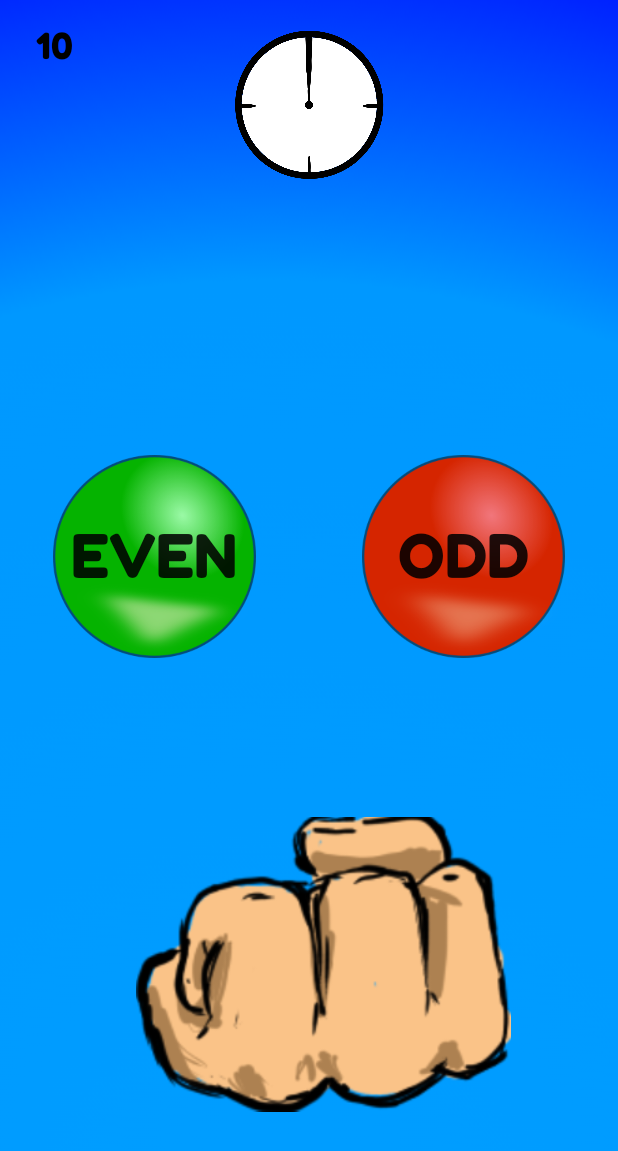
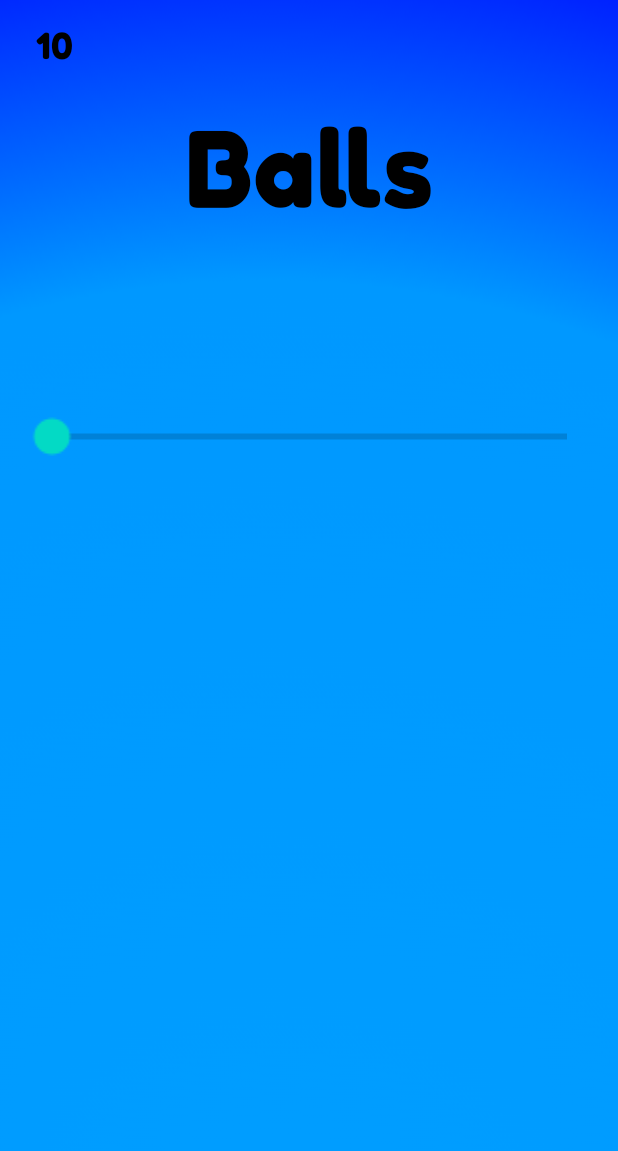
Before and after one commit to FabricioPY/Take-My-Balls, an Android app: the screen it shows after launch (EvenOrOddActivity before the commit, HowManyActivity after it), after a tap on "PLAY", on a phone screen of 412 x 824 dp. Shown: the top 1151 px of the screen. Run offline under Robolectric (Android 15) with nearby library versions, the phone set to English and light mode, and no system bars.

Commit message:
add new Activity How many

```diff
--- a/TakeMyBalls/app/src/main/AndroidManifest.xml
+++ b/TakeMyBalls/app/src/main/AndroidManifest.xml
@@ -1,6 +1,6 @@
 <?xml version="1.0" encoding="utf-8"?>
 <manifest xmlns:android="http://schemas.android.com/apk/res/android"
-    package="com.example.takemyballs" >
+    package="com.example.takemyballs">
 
     <application
         android:allowBackup="true"
@@ -8,7 +8,10 @@
         android:label="@string/app_name"
         android:roundIcon="@mipmap/ic_launcher_round"
         android:supportsRtl="true"
-        android:theme="@style/Theme.TakeMyBalls" >
+        android:theme="@style/Theme.TakeMyBalls">
+        <activity
+            android:name=".ui.HowManyActivity"
+            android:exported="false" />
         <activity
             android:name=".ui.FinishGameActivity"
             android:exported="true" />
@@ -20,7 +23,7 @@
             android:exported="false" />
         <activity
             android:name=".ui.OpenGameActivity"
-            android:exported="true" >
+            android:exported="true">
             <intent-filter>
                 <action android:name="android.intent.action.MAIN" />
 
--- a/TakeMyBalls/app/src/main/java/com/example/takemyballs/ui/EvenOrOddActivity.java
+++ b/TakeMyBalls/app/src/main/java/com/example/takemyballs/ui/EvenOrOddActivity.java
@@ -51,7 +51,7 @@ public class EvenOrOddActivity extends AppCompatActivity {
             dao.save(evenOdd);
 
 
-            TextView numbersBalls = (TextView) findViewById(R.id.activiti_balls);
+            TextView numbersBalls = (TextView) findViewById(R.id.activity_balls);
 
             int topPointer = 0;
 
--- /dev/null
+++ b/TakeMyBalls/app/src/main/java/com/example/takemyballs/ui/HowManyActivity.java
@@ -0,0 +1,60 @@
+package com.example.takemyballs.ui;
+
+import androidx.annotation.RequiresApi;
+import androidx.appcompat.app.AppCompatActivity;
+
+import android.os.Build;
+import android.os.Bundle;
+import android.widget.SeekBar;
+import android.widget.TextView;
+
+import com.example.takemyballs.R;
+import com.example.takemyballs.dao.GamerDAO;
+
+public class HowManyActivity extends AppCompatActivity {
+
+    SeekBar seekBar;
+    TextView textView;
+    TextView numbersBalls;
+    int min = 1;
+    int ballsBat;
+
+    @RequiresApi(api = Build.VERSION_CODES.O)
+    @Override
+    protected void onCreate(Bundle savedInstanceState) {
+        super.onCreate(savedInstanceState);
+        setContentView(R.layout.activity_how_many);
+
+        GamerDAO dao = new GamerDAO();
+
+        numbersBalls = (TextView) findViewById(R.id.activity_balls);
+        seekBar = (SeekBar)findViewById(R.id.activity_seek_bar_balls);
+        textView =(TextView)findViewById(R.id.activity_bat_balls_nuber);
+
+        numbersBalls.setText(String.valueOf(dao.getBalls()));
+
+        ballsBat = dao.getBalls();
+
+        seekBar.setMin(min);
+        seekBar.setMax(ballsBat);
+
+        seekBar.setOnSeekBarChangeListener(new SeekBar.OnSeekBarChangeListener() {
+            @Override
+            public void onProgressChanged(SeekBar seekBar, int ballsBat, boolean fromUser)
+            {
+                textView.setText("Balls" + String.valueOf(ballsBat));
+            }
+
+            @Override
+            public void onStartTrackingTouch(SeekBar seekBar) {
+
+            }
+
+            @Override
+            public void onStopTrackingTouch(SeekBar seekBar) {
+
+            }
+        });
+
+    }
+}
--- a/TakeMyBalls/app/src/main/java/com/example/takemyballs/ui/OpenGameActivity.java
+++ b/TakeMyBalls/app/src/main/java/com/example/takemyballs/ui/OpenGameActivity.java
@@ -31,7 +31,7 @@ public class OpenGameActivity extends AppCompatActivity {
             public void onClick(View v) {
                 dao.init10();
                 startActivity(new Intent(OpenGameActivity.this,
-                        EvenOrOddActivity.class));
+                        HowManyActivity.class));
             }
         });
 
--- a/TakeMyBalls/app/src/main/res/layout/activity_even_or_odd.xml
+++ b/TakeMyBalls/app/src/main/res/layout/activity_even_or_odd.xml
@@ -18,12 +18,15 @@
         android:id="@+id/activity_poniter"
         android:layout_width="100dp"
         android:layout_height="100dp"
-        android:layout_margin="20dp"
         android:layout_centerHorizontal="true"
+        android:layout_marginStart="20dp"
+        android:layout_marginTop="20dp"
+        android:layout_marginEnd="20dp"
+        android:layout_marginBottom="20dp"
         android:src="@drawable/poeiro" />
 
     <TextView
-        android:id="@+id/activiti_balls"
+        android:id="@+id/activity_balls"
         android:layout_width="52dp"
         android:layout_height="wrap_content"
         android:layout_marginStart="10dp"
--- /dev/null
+++ b/TakeMyBalls/app/src/main/res/layout/activity_how_many.xml
@@ -0,0 +1,50 @@
+<?xml version="1.0" encoding="utf-8"?>
+<RelativeLayout xmlns:android="http://schemas.android.com/apk/res/android"
+    xmlns:app="http://schemas.android.com/apk/res-auto"
+    xmlns:tools="http://schemas.android.com/tools"
+    android:background="@drawable/backgrald"
+    android:layout_width="match_parent"
+    android:layout_height="match_parent"
+    tools:context=".ui.HowManyActivity">
+
+    <TextView
+        android:id="@+id/activity_bat_balls_nuber"
+        android:layout_width="wrap_content"
+        android:layout_height="wrap_content"
+        android:layout_alignParentTop="true"
+        android:layout_centerInParent="true"
+        android:layout_marginTop="70dp"
+        android:fontFamily="@font/fredoka_one_regular"
+        android:textAlignment="center"
+        android:textColor="@color/black"
+        android:text="Balls"
+        android:textSize="70sp"/>
+
+    <TextView
+        android:id="@+id/activity_balls"
+        android:layout_width="52dp"
+        android:layout_height="wrap_content"
+        android:layout_marginStart="10dp"
+        android:layout_marginTop="15dp"
+        android:layout_marginEnd="10dp"
+        android:layout_marginBottom="10dp"
+        android:fontFamily="@font/fredoka_one_regular"
+        android:textAlignment="center"
+        android:textColor="@color/black"
+        android:textSize="24sp" />
+
+    <SeekBar
+        android:id="@+id/activity_seek_bar_balls"
+        android:layout_width="203dp"
+        android:layout_height="wrap_content"
+        android:layout_alignParentStart="true"
+        android:layout_alignParentEnd="true"
+        android:layout_alignParentBottom="true"
+        android:layout_marginStart="104dp"
+        android:layout_marginEnd="104dp"
+        android:layout_marginBottom="524dp"
+        android:scaleX="2"
+        android:scaleY="2" />
+
+
+</RelativeLayout>
```
